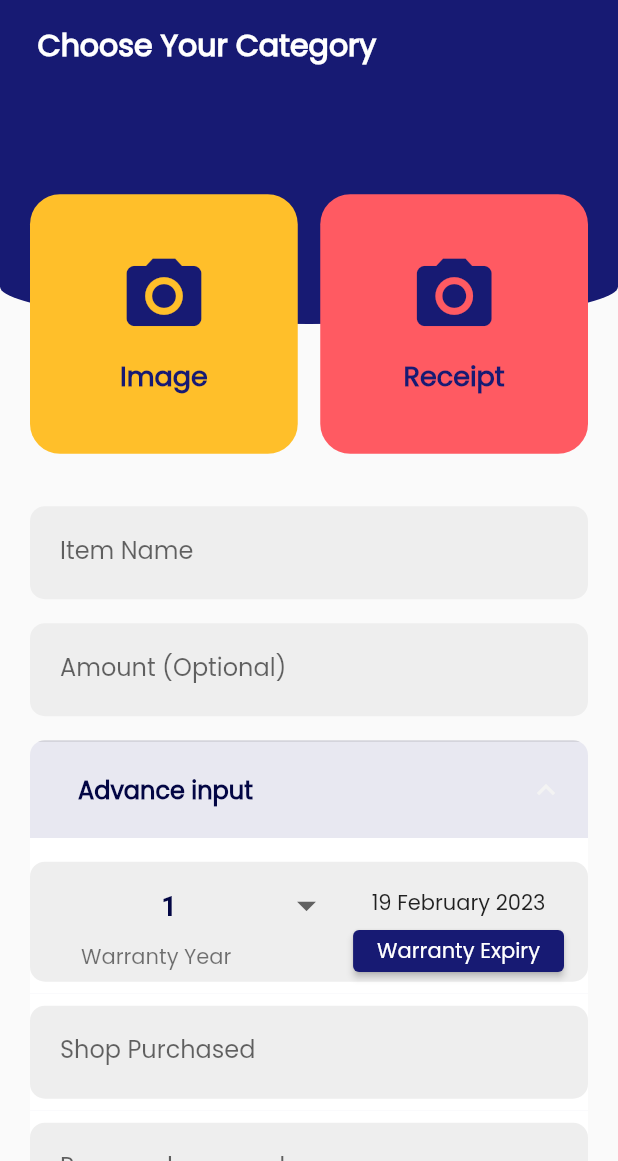
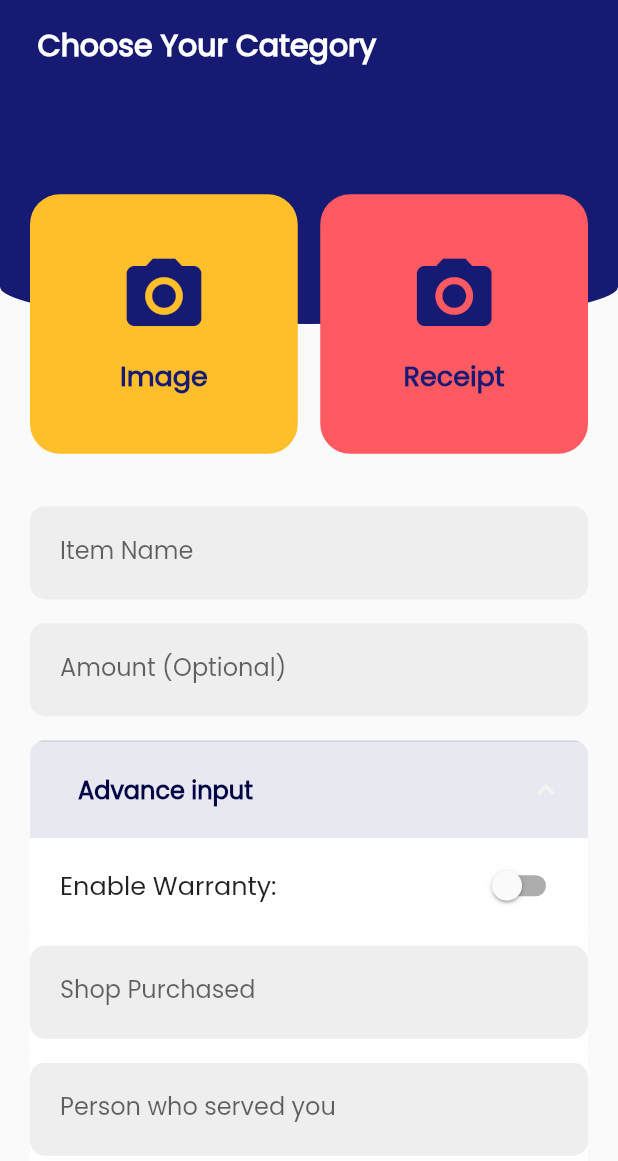
Before and after one commit to faisalahamed/warranty_track_mervyn_project, a Flutter app: the screen it shows once a user with an empty profile is signed in, after a tap on "Submit", after a tap on "Advance input", on a phone screen of 412 x 824 dp, the part 75-1236 px from its top. Run offline on Flutter 3.47's test engine with Material 2 defaults, Android fonts, the phone set to English and light mode, and no system bars; our stand-ins replace cached_network_image, carousel_slider, cloud_firestore, csv, firebase_auth, firebase_core and 10 more; missing offline and left inert: googleapis; accounts and stored records are empty.

Commit message:
radio for enable/disable warranty year

```diff
--- a/lib/app/modules/home/controller/home_controller.dart
+++ b/lib/app/modules/home/controller/home_controller.dart
@@ -19,6 +19,7 @@ class HomeViewController extends GetxController {
   TextEditingController note = TextEditingController();
   AuthService _authService = Get.find();
   bool currentUserSharedStatus = false;
+  Rx<bool> showWarrantyWidget = false.obs;
   // var warrantyTotalYear = '1'.obs;
   var loading = false.obs;
   var long = 0.0.obs;
@@ -152,8 +153,8 @@ class HomeViewController extends GetxController {
       note: note.text,
       long: isLocation.value ? long.value.toString() : '0.0',
       lat: isLocation.value ? lat.value.toString() : '0.0',
-      warrantytill: warrantyTillDate.text,
-      warrantyyearcount: warrantyyearcount,
+      warrantytill: showWarrantyWidget.value ? warrantyTillDate.text:'0',
+      warrantyyearcount: showWarrantyWidget.value ? warrantyyearcount : '0',
       isarchived: false,
       timeadded: DateTime.now().millisecondsSinceEpoch,
       isShared: currentUserSharedStatus,
--- a/lib/app/modules/home/view/home_screen.dart
+++ b/lib/app/modules/home/view/home_screen.dart
@@ -37,10 +37,10 @@ class _HomeScreenState extends State<HomeScreen> {
   final GlobalKey<ScaffoldState> _key = GlobalKey();
   HomeViewController homeScreenController = Get.find();
   late bool permissionGranted;
-  final TransactionDetailsController _settingController = Get.find();
+  final TransactionDetailsController _transactiondetailsConroller = Get.find();
   final LoginController _loginController = Get.find();
   AuthService _authService = Get.find();
-  String? _warrantyYear = '1';
+  String? _warrantyYear = '0';
 
   late double timeDilation;
 
@@ -438,7 +438,7 @@ class _HomeScreenState extends State<HomeScreen> {
                                 });
                               }
 
-                              _settingController.getCatData(_catList);
+                              _transactiondetailsConroller.getCatData(_catList);
 
                               return ListView.builder(
                                   padding: const EdgeInsets.symmetric(
@@ -577,8 +577,53 @@ class _HomeScreenState extends State<HomeScreen> {
                             expandedCrossAxisAlignment:
                                 CrossAxisAlignment.start,
                             children: [
+                              // TODO:
+                              Container(
+                                color: Colors.white,
+                                child: Container(
+                                  color: Colors.white,
+                                  margin: const EdgeInsets.only(
+                                      top: 8, bottom: 8, left: 20, right: 15),
+                                  child: Obx(
+                                    () => Row(
+                                      children: [
+                                        const Expanded(
+                                            flex: 3,
+                                            child: Text(
+                                              'Enable Warranty:',
+                                              style: TextStyle(
+                                                  fontSize: 17,
+                                                  color: Colors.black87),
+                                            )),
+                                        Expanded(
+                                          flex: 1,
+                                          child: Align(
+                                            alignment: Alignment.centerRight,
+                                            child: Switch(
+                                              activeColor:
+                                                  AppColor.primaryColor,
+                                              value: homeScreenController
+                                                  .showWarrantyWidget.value,
+                                              onChanged: (val) {
+                                                homeScreenController
+                                                    .showWarrantyWidget
+                                                    .value = val;
+
+                                              //  TODO:
+                                              },
+                                            ),
+                                          ),
+                                        ),
+                                      ],
+                                    ),
+                                  ),
+                                ),
+                              ),
+
                               // Date Warranty
-                              Container(
+                              Obx(() => homeScreenController
+                                      .showWarrantyWidget.value
+                                  ? Container(
                                       color: Colors.white,
                                       child: Container(
                                           height: 80,
@@ -586,11 +631,13 @@ class _HomeScreenState extends State<HomeScreen> {
                                               top: 16, bottom: 8),
                                           decoration: BoxDecoration(
                                             color: Colors.grey[200],
-                                      borderRadius: BorderRadius.circular(10),
+                                            borderRadius:
+                                                BorderRadius.circular(10),
                                           ),
                                           child: Center(
                                             child: ListTile(
-                                        title: DropdownButtonHideUnderline(
+                                              title:
+                                                  DropdownButtonHideUnderline(
                                                 child: DropdownButton(
                                                   hint: _warrantyYear == '1'
                                                       ? Center(
@@ -601,7 +648,8 @@ class _HomeScreenState extends State<HomeScreen> {
                                                                     .textSecondarycolor,
                                                                 fontSize: 18,
                                                                 fontWeight:
-                                                              FontWeight.bold),
+                                                                    FontWeight
+                                                                        .bold),
                                                           ),
                                                         )
                                                       : Center(
@@ -612,17 +660,20 @@ class _HomeScreenState extends State<HomeScreen> {
                                                                     .textSecondarycolor,
                                                                 fontSize: 18,
                                                                 fontWeight:
-                                                              FontWeight.bold),
+                                                                    FontWeight
+                                                                        .bold),
                                                           ),
                                                         ),
                                                   isExpanded: true,
                                                   iconSize: 30.0,
                                                   style: const TextStyle(
                                                       color: Colors.blue),
-                                            items:
-                                                AppConstants.dropdownYear.map(
+                                                  items: AppConstants
+                                                      .dropdownYear
+                                                      .map(
                                                     (val) {
-                                                return DropdownMenuItem<String>(
+                                                      return DropdownMenuItem<
+                                                          String>(
                                                         value: val,
                                                         child: ListTile(
                                                             title: Text(val)),
@@ -634,14 +685,17 @@ class _HomeScreenState extends State<HomeScreen> {
                                                       _warrantyYear = val;
                                                     });
                                                     if (val != 'Lifetime') {
-                                                DateTime t = DateTime.now();
+                                                      DateTime t =
+                                                          DateTime.now();
 
                                                       var newDate = DateTime(
-                                                    t.year + int.parse(val!),
+                                                          t.year +
+                                                              int.parse(val!),
                                                           t.month,
                                                           t.day);
                                                       homeScreenController
-                                                        .warrantyTillDate.text =
+                                                              .warrantyTillDate
+                                                              .text =
                                                           newDate
                                                               .millisecondsSinceEpoch
                                                               .toString();
@@ -654,7 +708,8 @@ class _HomeScreenState extends State<HomeScreen> {
                                                 ),
                                               ),
                                               subtitle: const Padding(
-                                          padding: EdgeInsets.only(left: 18.0),
+                                                padding:
+                                                    EdgeInsets.only(left: 18.0),
                                                 child: Text('Warranty Year'),
                                               ),
                                               trailing: Column(
@@ -679,8 +734,8 @@ class _HomeScreenState extends State<HomeScreen> {
                                                           backgroundColor:
                                                               MaterialStateProperty
                                                                   .resolveWith(
-                                                  (states) =>
-                                                      AppColor.primaryColor,
+                                                        (states) => AppColor
+                                                            .primaryColor,
                                                       )),
                                                       child: const Text(
                                                           'Warranty Expiry'),
@@ -696,8 +751,11 @@ class _HomeScreenState extends State<HomeScreen> {
                                               ),
                                             ),
                                           )),
-                              ),
+                                    )
+                                  : SizedBox()),
+
                               // Shop Purchased
+
                               Container(
                                 color: Colors.white,
                                 child: textFieldContainer(
--- a/lib/app/modules/transaction_details/view/transaction_detail_screen.dart
+++ b/lib/app/modules/transaction_details/view/transaction_detail_screen.dart
@@ -587,8 +587,9 @@ class _TransactionDetailScreenState extends State<TransactionDetailScreen> {
                 }),
             detailContainer(
                 title: 'Warranty',
-                value:
-                    '''${widget.transectionItem.warrantyyearcount} Year      Date: ${MyDateCalculation().timestampToDate(widget.transectionItem.warrantytill)}''',
+                value: widget.transectionItem.warrantytill != '0'
+                    ? '''${widget.transectionItem.warrantyyearcount} Year      Date: ${MyDateCalculation().timestampToDate(widget.transectionItem.warrantytill)}'''
+                    : 'No Warranty Available',
                 onTap: () {
                   // note.text = widget.transectionItem.note != null
                   //     ? widget.transectionItem.note!
--- a/lib/common/constants.dart
+++ b/lib/common/constants.dart
@@ -3,6 +3,7 @@ import 'package:flutter/material.dart';
 class AppConstants {
   static var appLogo = 'assets/app_logo.png';
   static var dropdownYear = [
+    'No Warranty',
     'Lifetime',
     '1',
     '2',
--- a/lib/common/date_time_calculation.dart
+++ b/lib/common/date_time_calculation.dart
@@ -2,6 +2,9 @@ class MyDateCalculation {
   String timestampToDate(String datetime) {
     if (datetime == 'Lifetime') {
       return datetime;
+    }
+    if (datetime == '0') {
+      return 'No Warranty';
     }
     int? date = int.tryParse(datetime);
 
```
Also changed, not shown: lib/app/modules/transaction_details/view/transaction_date_change.dart (+11 -8 lines). Lines whose indentation alone changed are shown as unchanged.
